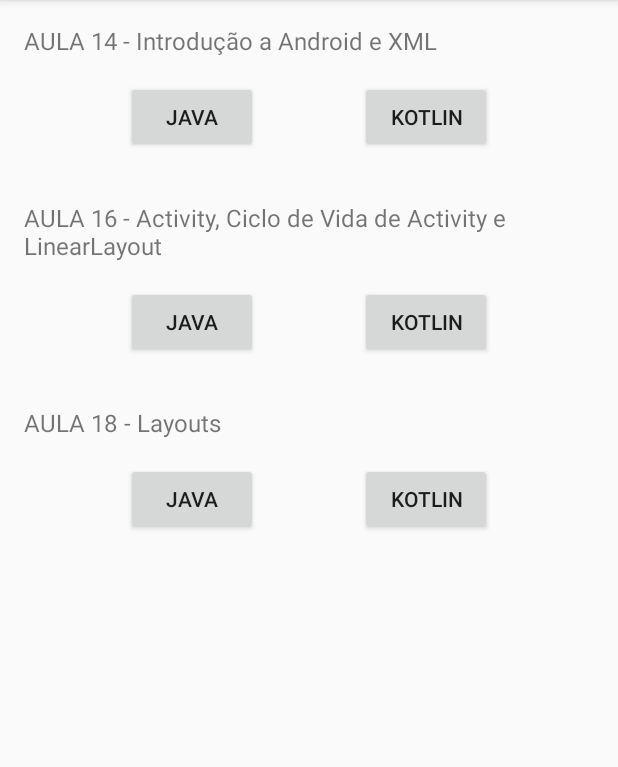
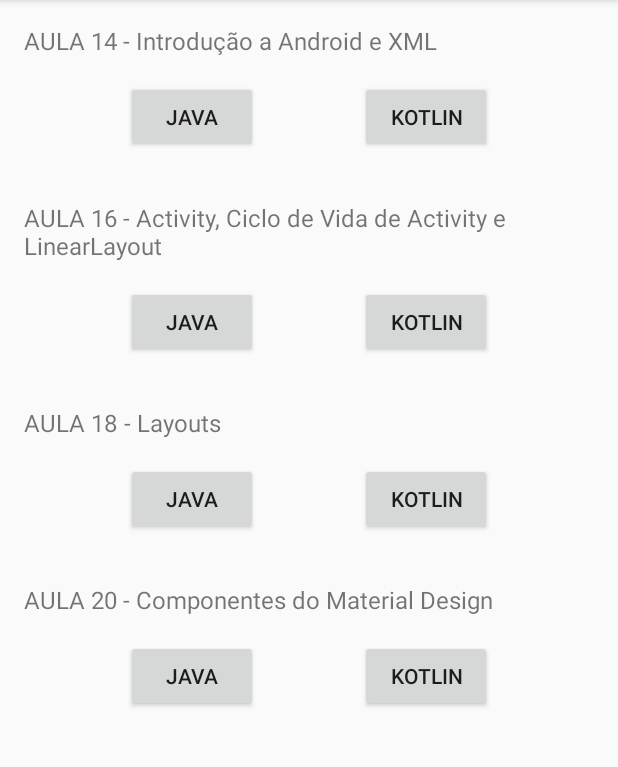
Before and after one commit to rafaelmfer/DHAulasExercicios, an Android app: the screen it shows after launch (ActivityManager), on a phone screen of 412 x 824 dp, the part 84-851 px from its top. Run offline under Robolectric (Android 15) with nearby library versions, the phone set to English and light mode, and no system bars.

Commit message:
inclusão do botao de acesso e sua açao para ir a tela da tarefa 20 em Java e Kotlin

```diff
--- a/app/src/main/java/androidstudio/ActivityManager.kt
+++ b/app/src/main/java/androidstudio/ActivityManager.kt
@@ -4,6 +4,8 @@
 import android.os.Bundle
 import androidstudio.class18.java.ProductWithDiscountActivity
 import androidstudio.class18.kotlin.ProductWithDiscountAct
+import androidstudio.class20.java.RegisterActivity
+import androidstudio.class20.kotlin.RegisterAct
 import androidx.appcompat.app.AppCompatActivity
 import com.rafaelmfer.codeclasses.R
 import kotlinx.android.synthetic.main.activity_manager.*
@@ -20,5 +22,11 @@
         btKotlinClass18.setOnClickListener {
             startActivity(Intent(this@ActivityManager, ProductWithDiscountAct::class.java))
         }
+        btJavaClass20.setOnClickListener {
+            startActivity(Intent(this@ActivityManager, RegisterActivity::class.java))
+        }
+        btKotlinClass20.setOnClickListener {
+            startActivity(Intent(this@ActivityManager, RegisterAct::class.java))
+        }
     }
 }
--- a/app/src/main/res/layout/activity_manager.xml
+++ b/app/src/main/res/layout/activity_manager.xml
@@ -133,5 +133,47 @@
 
     </androidx.constraintlayout.widget.ConstraintLayout>
 
+    <androidx.constraintlayout.widget.ConstraintLayout
+        android:id="@+id/clClass20"
+        android:layout_width="match_parent"
+        android:layout_height="wrap_content"
+        app:layout_constraintEnd_toEndOf="parent"
+        app:layout_constraintStart_toStartOf="parent"
+        app:layout_constraintTop_toBottomOf="@id/clClass18">
+
+        <TextView
+            android:id="@+id/tvClass20"
+            android:layout_width="match_parent"
+            android:layout_height="wrap_content"
+            android:layout_margin="@dimen/margin_16"
+            android:text="AULA 20 - Componentes do Material Design"
+            android:textSize="16sp"
+            app:layout_constraintEnd_toEndOf="parent"
+            app:layout_constraintStart_toStartOf="parent"
+            app:layout_constraintTop_toTopOf="parent" />
+
+        <Button
+            android:id="@+id/btJavaClass20"
+            android:layout_width="wrap_content"
+            android:layout_height="wrap_content"
+            android:layout_marginTop="@dimen/margin_16"
+            android:layout_marginBottom="@dimen/margin_16"
+            android:text="@string/java"
+            app:layout_constraintBottom_toBottomOf="parent"
+            app:layout_constraintEnd_toStartOf="@id/btKotlinClass20"
+            app:layout_constraintStart_toStartOf="@+id/tvClass20"
+            app:layout_constraintTop_toBottomOf="@+id/tvClass20" />
+
+        <Button
+            android:id="@+id/btKotlinClass20"
+            android:layout_width="wrap_content"
+            android:layout_height="wrap_content"
+            android:text="@string/kotlin"
+            app:layout_constraintBottom_toBottomOf="@+id/btJavaClass20"
+            app:layout_constraintEnd_toEndOf="@+id/tvClass20"
+            app:layout_constraintStart_toEndOf="@+id/btJavaClass20"
+            app:layout_constraintTop_toTopOf="@+id/btJavaClass20" />
+
+    </androidx.constraintlayout.widget.ConstraintLayout>
 
 </androidx.constraintlayout.widget.ConstraintLayout>
```
